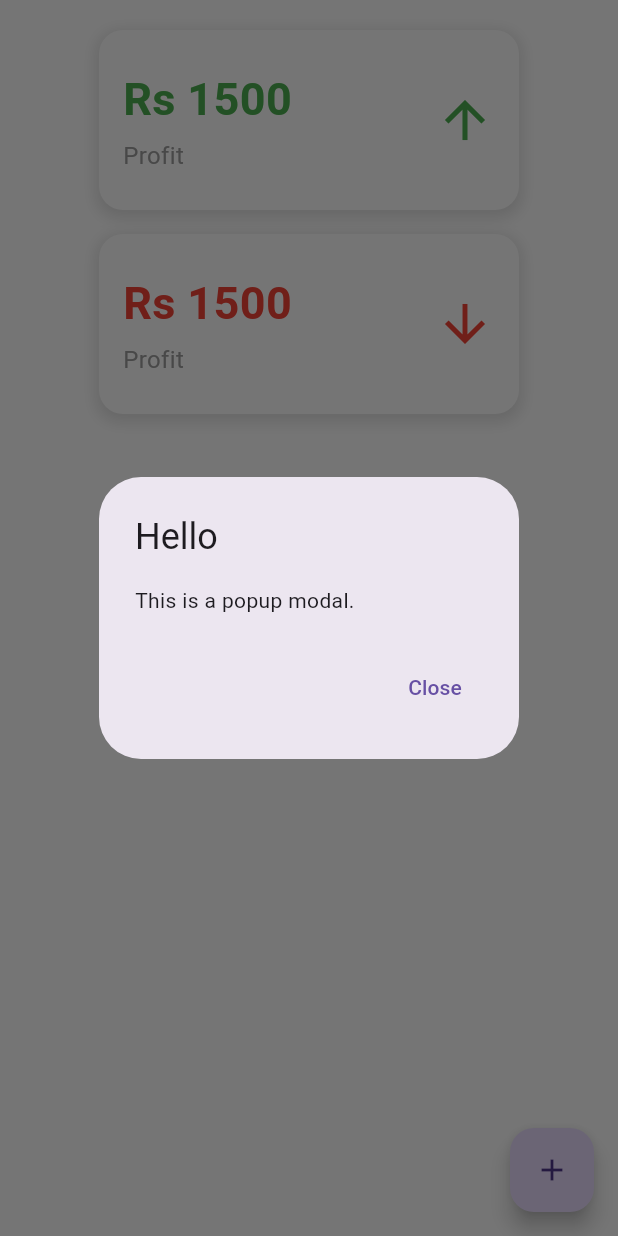
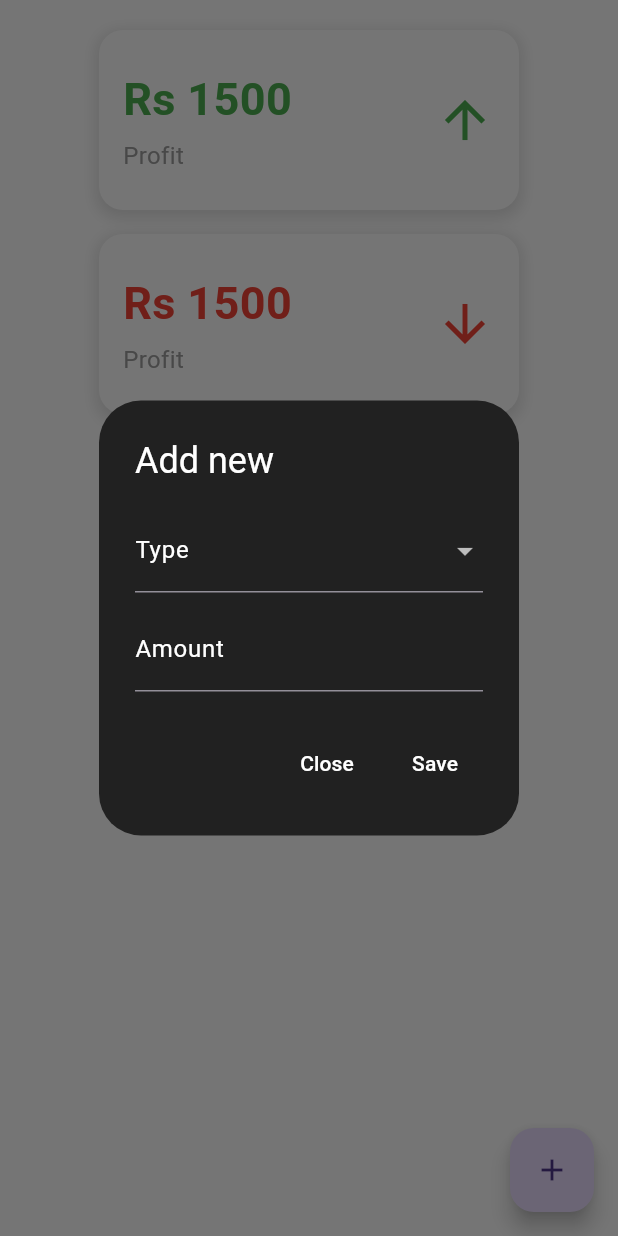
Before and after one commit to surajpahari/walletwise, a Flutter app: the MainScreen widget shown alone on an empty page, opened directly, after a tap on the "add" icon, on a phone screen of 412 x 824 dp. Run offline on Flutter 3.47's test engine with Material 3 defaults, Android fonts, the light colour scheme and no system bars; our stand-ins replace get.

Commit message:
texfield for popup card

```diff
--- a/frontend/lib/screens/main_screen.dart
+++ b/frontend/lib/screens/main_screen.dart
@@ -5,20 +5,94 @@ class MainScreen extends StatelessWidget {
   const MainScreen({Key? key}) : super(key: key);
 
   void _hello(BuildContext context) {
+    String? _selectedType; // Variable to hold the selected type
+    TextEditingController amountController =
+        TextEditingController(); // Controller for amount field
+
     showDialog(
       context: context,
       builder: (BuildContext context) {
-        return AlertDialog(
-          title: const Text('Hello'),
-          content: const Text('This is a popup modal.'),
+        return Theme(
+          data: ThemeData.dark(), // Use dark theme
+          child: AlertDialog(
+            backgroundColor: Colors.grey[900], // Dark background color
+            title: Text(
+              'Add new',
+              style: TextStyle(color: Colors.white), // Title text color
+            ),
+            content: Column(
+              mainAxisSize: MainAxisSize.min,
+              children: [
+                DropdownButtonFormField<String>(
+                  value: _selectedType,
+                  onChanged: (String? newValue) {
+                    _selectedType = newValue!;
+                  },
+                  items: ['Type 1', 'Type 2', 'Type 3', 'Type 4']
+                      .map<DropdownMenuItem<String>>((String value) {
+                    return DropdownMenuItem<String>(
+                      value: value,
+                      child: Text(
+                        value,
+                        style: TextStyle(
+                            color: Colors.white), // Dropdown item text color
+                      ),
+                    );
+                  }).toList(),
+                  decoration: InputDecoration(
+                    labelText: 'Type',
+                    labelStyle:
+                        TextStyle(color: Colors.white), // Label text color
+                  ),
+                ),
+                SizedBox(height: 10),
+                TextFormField(
+                  controller: amountController,
+                  keyboardType: TextInputType.numberWithOptions(decimal: true),
+                  style: TextStyle(color: Colors.white), // Text input color
+                  decoration: InputDecoration(
+                    labelText: 'Amount',
+                    labelStyle:
+                        TextStyle(color: Colors.white), // Label text color
+                  ),
+                ),
+              ],
+            ),
             actions: [
               TextButton(
                 onPressed: () {
                   Navigator.of(context).pop();
                 },
-              child: const Text('Close'),
+                child: Text(
+                  'Close',
+                  style: TextStyle(
+                      color: Colors.white), // Action button text color
+                ),
+              ),
+              TextButton(
+                onPressed: () {
+                  // Validate input fields and handle form submission
+                  if (_selectedType != null &&
+                      amountController.text.isNotEmpty) {
+                    double amount = double.parse(amountController.text);
+                    // Use _selectedType and amount as needed
+                    print('Type: $_selectedType, Amount: $amount');
+                    Navigator.of(context).pop();
+                  } else {
+                    // Show error message if fields are not filled
+                    ScaffoldMessenger.of(context).showSnackBar(
+                      SnackBar(content: Text('Please fill all fields')),
+                    );
+                  }
+                },
+                child: Text(
+                  'Save',
+                  style: TextStyle(
+                      color: Colors.white), // Action button text color
+                ),
               ),
             ],
+          ),
         );
       },
     );
--- a/frontend/pubspec.yaml
+++ b/frontend/pubspec.yaml
@@ -38,6 +38,7 @@ dependencies:
   get: ^4.6.6
   http: ^1.1.2
   get_storage: ^2.1.1
+  syncfusion_flutter_charts: ^24.2.4+1
 
 dev_dependencies:
   flutter_test:
```
Also changed, not shown: frontend/flutter_05.png (added), frontend/pubspec.lock. Lines whose indentation alone changed are shown as unchanged.
